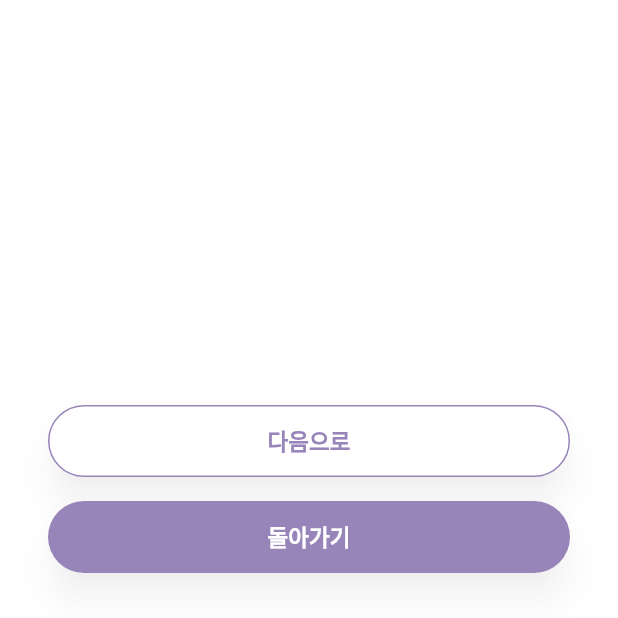
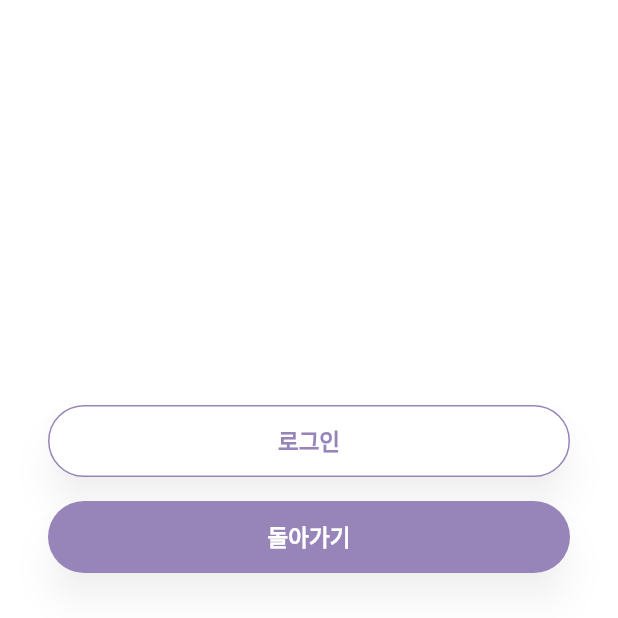
Before and after one commit to K-Hackathon-01z/eum-front, a Flutter app: the screen it shows after launch, after a tap on "시작하기", after a tap on "로그인", on a phone screen of 412 x 824 dp, the part 618-1236 px from its top. Run offline on Flutter 3.47's test engine with Material 3 defaults, Android fonts, the phone set to English and light mode, and no system bars; our stand-ins replace flutter_dotenv, flutter_svg.

```diff
--- a/lib/screens/user/signup/email_login_screen.dart
+++ b/lib/screens/user/signup/email_login_screen.dart
@@ -55,7 +55,7 @@ class _EmailLoginScreenState extends State<EmailLoginScreen> {
                 child: Column(
                   children: [
                     Button(
-                      text: '다음으로',
+                      text: '로그인',
                       width: double.infinity,
                       height: 48,
                       backgroundColor: Colors.white,
```
Also changed, not shown: lib/screens/user/my_info/setting/settings.dart (+7 -3 lines).
